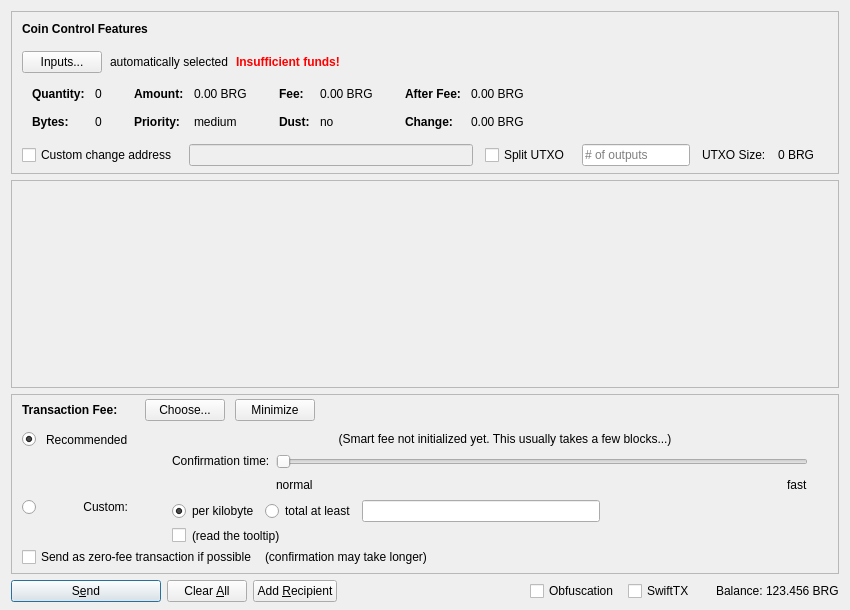
Before: the Qt Designer form src/qt/forms/sendcoinsdialog.ui in bringproject/bring, drawn with Qt 5.
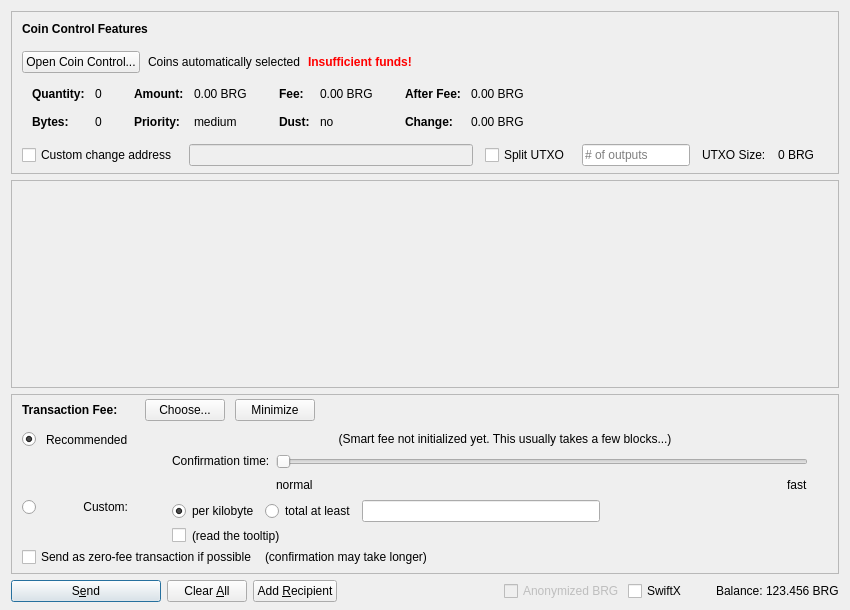
After: the same form once the commit is applied. Icons and pictures are not drawn. Custom widgets are drawn as their Qt base class.

Patch:
```diff
--- a/src/qt/forms/sendcoinsdialog.ui
+++ b/src/qt/forms/sendcoinsdialog.ui
@@ -107,7 +107,7 @@
              <string notr="true"/>
             </property>
             <property name="text">
-             <string>Inputs...</string>
+             <string>Open Coin Control...</string>
             </property>
             <property name="autoDefault">
              <bool>false</bool>
@@ -117,7 +117,7 @@
           <item>
            <widget class="QLabel" name="labelCoinControlAutomaticallySelected">
             <property name="text">
-             <string>automatically selected</string>
+             <string>Coins automatically selected</string>
             </property>
             <property name="margin">
              <number>5</number>
@@ -1385,19 +1385,13 @@
         <number>3</number>
        </property>
        <item>
-        <widget class="QCheckBox" name="checkUseObfuscation">
-         <property name="minimumSize">
-          <size>
-           <width>95</width>
-           <height>0</height>
-          </size>
-         </property>
-         <property name="text">
-          <string>Obfuscation</string>
-         </property>
-         <property name="checked">
+        <widget class="QCheckBox" name="checkzBRG">
+         <property name="enabled">
           <bool>false</bool>
          </property>
+         <property name="text">
+          <string>Anonymized BRG</string>
+         </property>
         </widget>
        </item>
        <item>
@@ -1412,7 +1406,7 @@
           </size>
          </property>
          <property name="text">
-          <string>SwiftTX</string>
+          <string>SwiftX</string>
          </property>
         </widget>
        </item>
```
Left out of the diff: 10 changed lines with no effect on the pictures.
